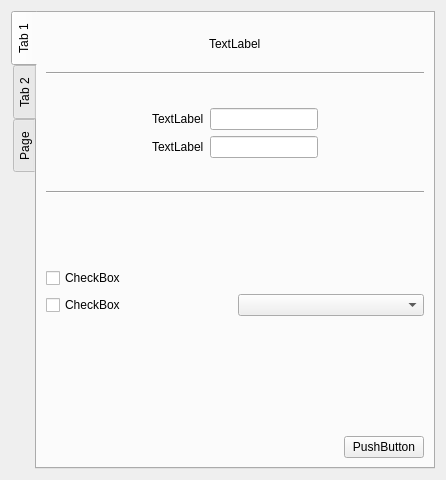
Qt form customtab.ui (CrazyKangaroo/ThinView) before a commit.
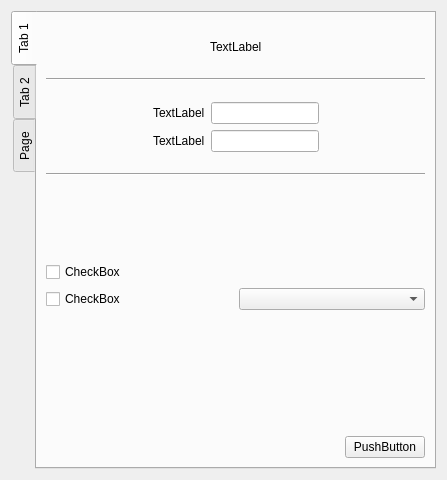
The same form after that commit.

Commit message: set setting/basic page checkbox stylesheet

Patch:
```diff
--- a/customtab.ui
+++ b/customtab.ui
@@ -13,7 +13,7 @@
   <property name="windowTitle">
    <string>Form</string>
   </property>
-  <layout class="QVBoxLayout" name="verticalLayout">
+  <layout class="QVBoxLayout" name="verticalLayout_3">
    <item>
     <widget class="QTabWidget" name="tabWidget">
      <property name="tabPosition">
@@ -26,35 +26,33 @@
       <attribute name="title">
        <string>Tab 1</string>
       </attribute>
-      <layout class="QVBoxLayout" name="verticalLayout_8">
-       <item>
-        <layout class="QVBoxLayout" name="verticalLayout_7">
-         <item>
-          <layout class="QHBoxLayout" name="horizontalLayout">
-           <item>
-            <spacer name="horizontalSpacer">
-             <property name="orientation">
-              <enum>Qt::Horizontal</enum>
-             </property>
-             <property name="sizeHint" stdset="0">
-              <size>
-               <width>40</width>
-               <height>20</height>
-              </size>
-             </property>
-            </spacer>
-           </item>
-           <item>
             <layout class="QVBoxLayout" name="verticalLayout_2">
              <item>
+        <layout class="QVBoxLayout" name="verticalLayout">
+         <item>
               <spacer name="verticalSpacer">
                <property name="orientation">
                 <enum>Qt::Vertical</enum>
                </property>
                <property name="sizeHint" stdset="0">
                 <size>
-                 <width>20</width>
-                 <height>18</height>
+             <width>56</width>
+             <height>13</height>
+            </size>
+           </property>
+          </spacer>
+         </item>
+         <item>
+          <layout class="QHBoxLayout" name="horizontalLayout">
+           <item>
+            <spacer name="horizontalSpacer">
+             <property name="orientation">
+              <enum>Qt::Horizontal</enum>
+             </property>
+             <property name="sizeHint" stdset="0">
+              <size>
+               <width>75</width>
+               <height>20</height>
                 </size>
                </property>
               </spacer>
@@ -67,28 +65,13 @@
               </widget>
              </item>
              <item>
-              <spacer name="verticalSpacer_2">
-               <property name="orientation">
-                <enum>Qt::Vertical</enum>
-               </property>
-               <property name="sizeHint" stdset="0">
-                <size>
-                 <width>20</width>
-                 <height>18</height>
-                </size>
-               </property>
-              </spacer>
-             </item>
-            </layout>
-           </item>
-           <item>
             <spacer name="horizontalSpacer_2">
              <property name="orientation">
               <enum>Qt::Horizontal</enum>
              </property>
              <property name="sizeHint" stdset="0">
               <size>
-               <width>40</width>
+               <width>81</width>
                <height>20</height>
               </size>
              </property>
@@ -96,6 +79,19 @@
            </item>
           </layout>
          </item>
+         <item>
+          <spacer name="verticalSpacer_2">
+           <property name="orientation">
+            <enum>Qt::Vertical</enum>
+           </property>
+           <property name="sizeHint" stdset="0">
+            <size>
+             <width>56</width>
+             <height>13</height>
+            </size>
+           </property>
+          </spacer>
+         </item>
          <item>
           <widget class="Line" name="line">
            <property name="orientation">
@@ -110,23 +106,8 @@
            </property>
            <property name="sizeHint" stdset="0">
             <size>
-             <width>20</width>
-             <height>33</height>
-            </size>
-           </property>
-          </spacer>
-         </item>
-         <item>
-          <layout class="QHBoxLayout" name="horizontalLayout_3">
-           <item>
-            <spacer name="horizontalSpacer_8">
-             <property name="orientation">
-              <enum>Qt::Horizontal</enum>
-             </property>
-             <property name="sizeHint" stdset="0">
-              <size>
-               <width>40</width>
-               <height>20</height>
+             <width>377</width>
+             <height>13</height>
               </size>
              </property>
             </spacer>
@@ -134,35 +115,42 @@
            <item>
             <layout class="QHBoxLayout" name="horizontalLayout_2">
              <item>
-              <layout class="QVBoxLayout" name="verticalLayout_3">
+            <spacer name="horizontalSpacer_8">
+             <property name="orientation">
+              <enum>Qt::Horizontal</enum>
+             </property>
+             <property name="sizeHint" stdset="0">
+              <size>
+               <width>75</width>
+               <height>20</height>
+              </size>
+             </property>
+            </spacer>
+           </item>
                <item>
+            <layout class="QGridLayout" name="gridLayout">
+             <item row="0" column="0">
                 <widget class="QLabel" name="lab_serverAddr">
                  <property name="text">
                   <string>TextLabel</string>
                  </property>
                 </widget>
                </item>
-               <item>
-                <widget class="QLabel" name="lab_port">
-                 <property name="text">
-                  <string>TextLabel</string>
-                 </property>
-                </widget>
-               </item>
-              </layout>
-             </item>
-             <item>
-              <layout class="QVBoxLayout" name="verticalLayout_5">
-               <item>
+             <item row="0" column="1">
                 <widget class="QLineEdit" name="lei_serverAddr"/>
                </item>
-               <item>
+             <item row="1" column="0">
+              <widget class="QLabel" name="lab_port">
+               <property name="text">
+                <string>TextLabel</string>
+               </property>
+              </widget>
+             </item>
+             <item row="1" column="1">
                 <widget class="QLineEdit" name="lei_port"/>
                </item>
               </layout>
              </item>
-            </layout>
-           </item>
            <item>
             <spacer name="horizontalSpacer_6">
              <property name="orientation">
@@ -170,7 +158,7 @@
              </property>
              <property name="sizeHint" stdset="0">
               <size>
-               <width>40</width>
+               <width>75</width>
                <height>20</height>
               </size>
              </property>
@@ -185,8 +173,8 @@
            </property>
            <property name="sizeHint" stdset="0">
             <size>
-             <width>20</width>
-             <height>33</height>
+             <width>377</width>
+             <height>13</height>
             </size>
            </property>
           </spacer>
@@ -225,46 +213,36 @@
           </spacer>
          </item>
          <item>
-          <layout class="QVBoxLayout" name="verticalLayout_6">
-           <item>
-            <layout class="QVBoxLayout" name="verticalLayout_4">
-             <item>
-              <layout class="QHBoxLayout" name="horizontalLayout_4">
-               <item>
+          <layout class="QGridLayout" name="gridLayout_2">
+           <item row="0" column="0">
                 <widget class="QCheckBox" name="cco_auto">
                  <property name="text">
                   <string>CheckBox</string>
                  </property>
-                </widget>
-               </item>
-               <item>
-                <spacer name="horizontalSpacer_3">
-                 <property name="orientation">
-                  <enum>Qt::Horizontal</enum>
-                 </property>
-                 <property name="sizeHint" stdset="0">
+             <property name="iconSize">
                   <size>
-                   <width>40</width>
-                   <height>20</height>
-                  </size>
-                 </property>
-                </spacer>
-               </item>
-              </layout>
-             </item>
-             <item>
-              <layout class="QHBoxLayout" name="horizontalLayout_5">
-               <item>
+               <width>14</width>
+               <height>14</height>
+              </size>
+             </property>
+            </widget>
+           </item>
+           <item row="1" column="0">
                 <widget class="QCheckBox" name="cco_manual">
                  <property name="text">
                   <string>CheckBox</string>
                  </property>
                 </widget>
                </item>
-               <item>
-                <widget class="QComboBox" name="cbo_resolution"/>
-               </item>
-              </layout>
+           <item row="1" column="1">
+            <widget class="QComboBox" name="cbo_resolution">
+             <property name="sizePolicy">
+              <sizepolicy hsizetype="Preferred" vsizetype="Fixed">
+               <horstretch>0</horstretch>
+               <verstretch>0</verstretch>
+              </sizepolicy>
+             </property>
+            </widget>
              </item>
             </layout>
            </item>
@@ -308,7 +286,7 @@
             </spacer>
            </item>
            <item>
-            <layout class="QHBoxLayout" name="horizontalLayout_6">
+          <layout class="QHBoxLayout" name="horizontalLayout_3">
              <item>
               <spacer name="horizontalSpacer_4">
                <property name="orientation">
@@ -328,8 +306,6 @@
                 <string>PushButton</string>
                </property>
               </widget>
-             </item>
-            </layout>
            </item>
           </layout>
          </item>
```
Lines whose indentation alone changed are shown as unchanged. The commit also changes 6 other files.
